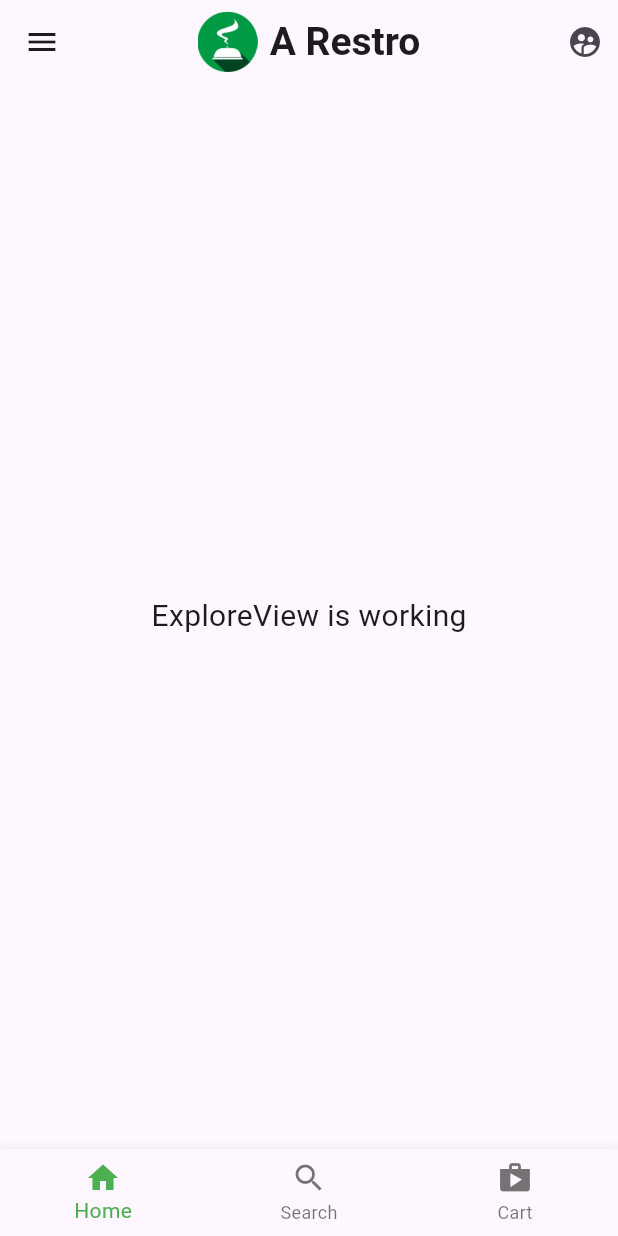
After one commit to MhrzSohin/Project_Flutter1, a Flutter app: the DashboardView screen opened by its route, on a phone screen of 412 x 824 dp. The commit adds this screen. Run offline on Flutter 3.47's test engine with Material 3 defaults, Android fonts, the phone set to English and light mode, and no system bars; our stand-ins replace get.

Commit message:
added dashboard and bottomnavigation bar

```diff
--- /dev/null
+++ b/lib/app/modules/dashboard/controllers/dashboard_controller.dart
@@ -0,0 +1,28 @@
+import 'package:flutterproject1/app/modules/dashboard/views/cart_view.dart';
+import 'package:flutterproject1/app/modules/dashboard/views/explore_view.dart';
+import 'package:flutterproject1/app/modules/dashboard/views/search_items_view.dart';
+import 'package:get/get.dart';
+
+class DashboardController extends GetxController {
+  //TODO: Implement DashboardController
+
+  final count = 0.obs;
+  var currentSelectedTabIndex = 0.obs;
+  var pagelist = [ExploreView(), SearchItemsView(), CartView()];
+  @override
+  void onInit() {
+    super.onInit();
+  }
+
+  @override
+  void onReady() {
+    super.onReady();
+  }
+
+  @override
+  void onClose() {
+    super.onClose();
+  }
+
+  void increment() => count.value++;
+}
--- /dev/null
+++ b/lib/app/modules/dashboard/views/dashboard_view.dart
@@ -0,0 +1,31 @@
+import 'package:flutter/material.dart';
+
+import 'package:get/get.dart';
+
+import '../controllers/dashboard_controller.dart';
+
+class DashboardView extends GetView<DashboardController> {
+  const DashboardView({super.key});
+  @override
+  Widget build(BuildContext context) {
+    return Scaffold(
+      body: Obx(
+        () => controller.pagelist[controller.currentSelectedTabIndex.value],
+      ),
+      bottomNavigationBar: Obx(
+        () => BottomNavigationBar(
+          items: [
+            BottomNavigationBarItem(icon: Icon(Icons.home), label: "Home"),
+            BottomNavigationBarItem(icon: Icon(Icons.search), label: "Search"),
+            BottomNavigationBarItem(icon: Icon(Icons.shop), label: "Cart"),
+          ],
+          currentIndex: controller.currentSelectedTabIndex.value,
+          onTap: (value) {
+            controller.currentSelectedTabIndex.value = value;
+          },
+          selectedItemColor: (Colors.green),
+        ),
+      ),
+    );
+  }
+}
--- /dev/null
+++ b/lib/app/modules/dashboard/views/explore_view.dart
@@ -0,0 +1,45 @@
+import 'package:flutter/material.dart';
+
+import 'package:get/get.dart';
+
+class ExploreView extends GetView {
+  const ExploreView({super.key});
+  @override
+  Widget build(BuildContext context) {
+    return Scaffold(
+      appBar: AppBar(
+        leading: Icon(Icons.menu),
+        title: Row(
+          mainAxisSize: MainAxisSize.min,
+          children: [
+            Image.asset(
+              "assets/logo/logo.png",
+              width: 40,
+              height: 40,
+            ),
+            const SizedBox(
+              width: 8,
+            ),
+            const Text(
+              "A Restro",
+              style: TextStyle(fontSize: 26, fontWeight: FontWeight.bold),
+            ),
+          ],
+        ),
+        actions: [
+          Icon(Icons.supervised_user_circle),
+          const SizedBox(
+            width: 10,
+          ),
+        ],
+        centerTitle: true,
+      ),
+      body: const Center(
+        child: Text(
+          'ExploreView is working',
+          style: TextStyle(fontSize: 20),
+        ),
+      ),
+    );
+  }
+}
--- a/lib/app/modules/signin/views/signin_view.dart
+++ b/lib/app/modules/signin/views/signin_view.dart
@@ -115,8 +115,10 @@ class SigninView extends GetView<SigninController> {
                   padding: const EdgeInsets.symmetric(horizontal: 24),
                   child: ElevatedButton(
                     onPressed: () {
-                      print(controller.passwordController.text);
-                      print(controller.userNameController.text);
+                      if (controller.userNameController.text == "admin" &&
+                          controller.passwordController.text == "admin") {
+                        Get.offAllNamed(Routes.DASHBOARD);
+                      }
                     },
                     style: ElevatedButton.styleFrom(
                       backgroundColor: Colors.green,
--- a/lib/app/routes/app_routes.dart
+++ b/lib/app/routes/app_routes.dart
@@ -7,6 +7,7 @@ abstract class Routes {
   static const SIGNIN = _Paths.SIGNIN;
   static const SIGNUP = _Paths.SIGNUP;
   static const FORGET_PASSWORD = _Paths.FORGET_PASSWORD;
+  static const DASHBOARD = _Paths.DASHBOARD;
 }
 
 abstract class _Paths {
@@ -15,4 +16,5 @@ abstract class _Paths {
   static const SIGNIN = '/signin';
   static const SIGNUP = '/signup';
   static const FORGET_PASSWORD = '/forget-password';
+  static const DASHBOARD = '/dashboard';
 }
--- a/lib/main.dart
+++ b/lib/main.dart
@@ -10,6 +10,7 @@ void main() {
       title: "Application",
       initialRoute: AppPages.INITIAL,
       getPages: AppPages.routes,
+      debugShowCheckedModeBanner: false,
     ),
   );
 }
```
Also changed, not shown: lib/app/modules/dashboard/bindings/dashboard_binding.dart (added, +12 -0 lines), lib/app/modules/dashboard/views/cart_view.dart (added, +22 -0 lines), lib/app/modules/dashboard/views/search_items_view.dart (added, +22 -0 lines), lib/app/routes/app_pages.dart (+7 -0 lines).
